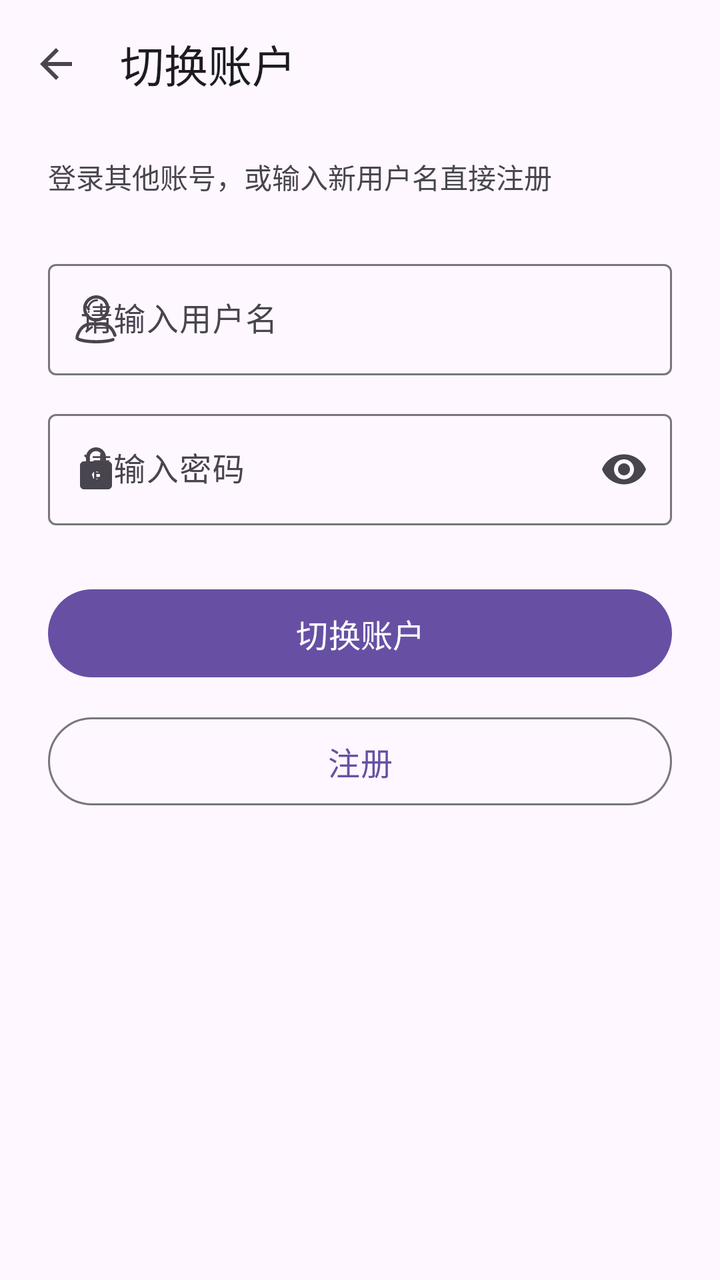
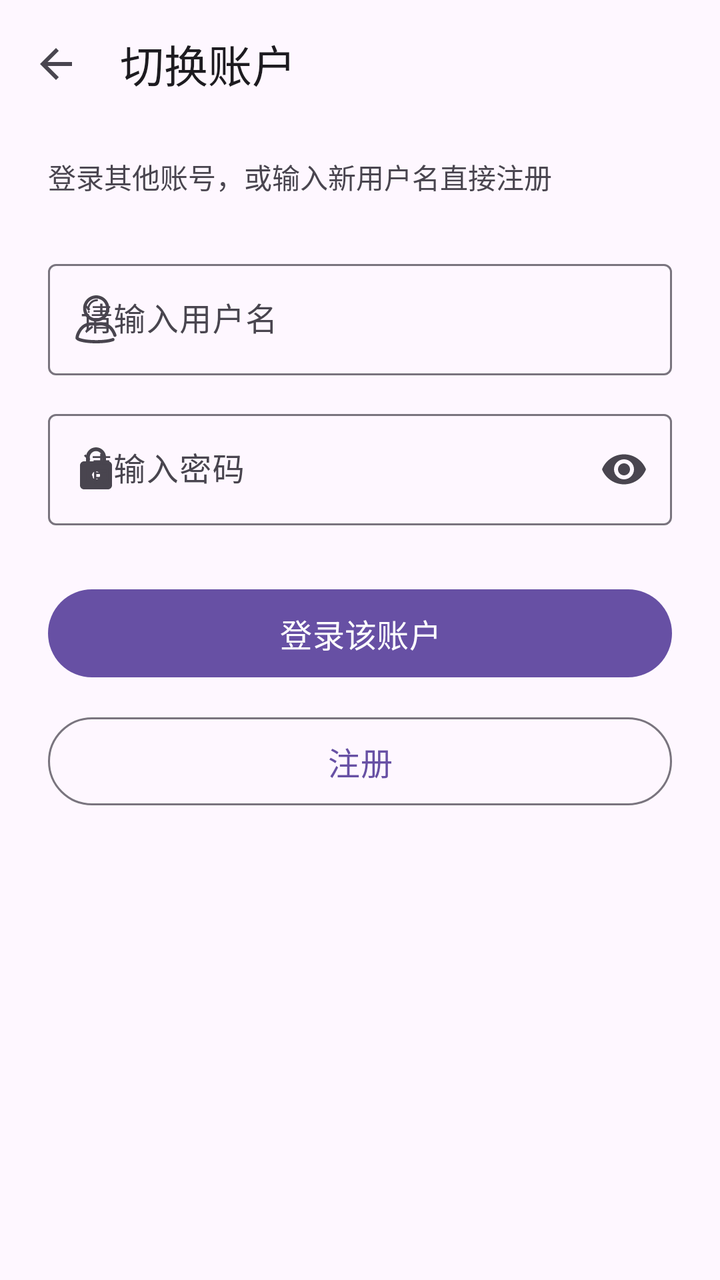

Compare the two renders of this Android layout. The source of the first and the diff that turns it into the second are given below.
<!-- AndroidManifest.xml: application theme Theme.MyProject -->
<!-- res/layout/activity_change_account.xml -->
<?xml version="1.0" encoding="utf-8"?>
<LinearLayout xmlns:android="http://schemas.android.com/apk/res/android"
    xmlns:app="http://schemas.android.com/apk/res-auto"
    xmlns:tools="http://schemas.android.com/tools"
    android:layout_width="match_parent"
    android:layout_height="match_parent"
    android:background="?attr/colorSurface"
    android:fitsSystemWindows="true"
    android:orientation="vertical"
    tools:context=".ui.activity.ChangeAccountActivity">

    
    <com.google.android.material.appbar.MaterialToolbar
        android:id="@+id/toolbar"
        android:layout_width="match_parent"
        android:layout_height="?attr/actionBarSize"
        app:navigationIcon="?attr/homeAsUpIndicator"
        app:title="@string/change_account"/>

    <ScrollView
        android:id="@+id/main"
        android:layout_width="match_parent"
        android:layout_height="0dp"
        android:layout_weight="1"
        android:fillViewport="true">

        <LinearLayout
            android:layout_width="match_parent"
            android:layout_height="wrap_content"
            android:orientation="vertical"
            android:paddingStart="24dp"
            android:paddingTop="8dp"
            android:paddingEnd="24dp"
            android:paddingBottom="32dp">

            

            <TextView
                android:layout_width="match_parent"
                android:layout_height="wrap_content"
                android:layout_marginTop="6dp"
                android:text="@string/change_account_subtitle"
                android:textColor="?attr/colorOnSurfaceVariant"
                android:textSize="14sp" />

            
            <com.google.android.material.textfield.TextInputLayout
                android:id="@+id/username_layout"
                style="@style/Widget.Material3.TextInputLayout.OutlinedBox"
                android:layout_width="match_parent"
                android:layout_height="wrap_content"
                android:layout_marginTop="28dp"
                android:hint="@string/username_hint"
                app:startIconDrawable="@drawable/ic_person"
                app:startIconTint="?attr/colorOnSurfaceVariant">

                <com.google.android.material.textfield.TextInputEditText
                    android:id="@+id/username_et"
                    android:layout_width="match_parent"
                    android:layout_height="wrap_content"
                    android:inputType="text"
                    android:maxLines="1" />
            </com.google.android.material.textfield.TextInputLayout>

            
            <com.google.android.material.textfield.TextInputLayout
                android:id="@+id/password_layout"
                style="@style/Widget.Material3.TextInputLayout.OutlinedBox"
                android:layout_width="match_parent"
                android:layout_height="wrap_content"
                android:layout_marginTop="14dp"
                android:hint="@string/password_hint"
                app:endIconMode="password_toggle"
                app:startIconDrawable="@drawable/ic_lock"
                app:startIconTint="?attr/colorOnSurfaceVariant">

                <com.google.android.material.textfield.TextInputEditText
                    android:id="@+id/password_et"
                    android:layout_width="match_parent"
                    android:layout_height="wrap_content"
                    android:imeOptions="actionDone"
                    android:inputType="textPassword"
                    android:maxLines="1" />
            </com.google.android.material.textfield.TextInputLayout>

            
            <com.google.android.material.button.MaterialButton
                android:id="@+id/change_account_bt"
                android:layout_width="match_parent"
                android:layout_height="52dp"
                android:layout_marginTop="28dp"
                android:text="@string/change_account"
                android:textSize="16sp"
                app:cornerRadius="26dp" />

            
            <com.google.android.material.button.MaterialButton
                android:id="@+id/register_bt"
                style="@style/Widget.Material3.Button.OutlinedButton"
                android:layout_width="match_parent"
                android:layout_height="52dp"
                android:layout_marginTop="12dp"
                android:text="@string/register"
                android:textSize="16sp"
                app:cornerRadius="26dp" />

        </LinearLayout>

    </ScrollView>

</LinearLayout>
<!-- resources referenced by this layout -->
<resources>
  <!-- drawable ic_lock (drawable) -->
  <vector xmlns:android="http://schemas.android.com/apk/res/android"
      android:width="24dp"
      android:height="24dp"
      android:viewportWidth="24"
      android:viewportHeight="24">
      <path
          android:fillColor="#FF000000"
          android:pathData="M18,8h-1V6c0,-2.76 -2.24,-5 -5,-5S7,3.24 7,6v2H6c-1.1,0 -2,0.9 -2,2v10c0,1.1 0.9,2 2,2h12c1.1,0 2,-0.9 2,-2V10c0,-1.1 -0.9,-2 -2,-2zM12,17c-1.1,0 -2,-0.9 -2,-2s0.9,-2 2,-2 2,0.9 2,2 -0.9,2 -2,2zM15.1,8H8.9V6c0,-1.71 1.39,-3.1 3.1,-3.1 1.71,0 3.1,1.39 3.1,3.1v2z" />
  </vector>
  <!-- drawable ic_person (drawable) -->
  <vector xmlns:android="http://schemas.android.com/apk/res/android"
      android:width="24dp"
      android:height="24dp"
      android:viewportWidth="1024"
      android:viewportHeight="1024">
      <path
          android:fillColor="#FF000000"
          android:pathData="M948.8,844c-11.4,-36.7 -31.3,-77.7 -59.6,-122.2 -68,-106.6 -199.3,-162.5 -334.1,-142.1 -24.7,3.6 -50,3.6 -75.2,-0.6 -131.8,-21.7 -261.9,32.5 -331.7,137.9 -49.4,74 -74,139.7 -74,194.4 0,74 222.7,112.6 443.1,112.6 142.1,0 285.3,-16.3 368.4,-47.6 24.7,-9 30.1,-41.5 10.2,-58.4 -9,-7.8 -21.1,-9.6 -32.5,-6 -50,18.7 -157.7,43.3 -346.1,43.3 -237.8,0 -346.8,-39.7 -374.4,-56 3.6,-39.1 24.7,-89.1 62,-145.1 55.4,-83.1 158.9,-125.8 263.7,-108.4 31.9,5.4 65,5.4 96.9,0.6 107.8,-16.3 212.5,27.1 266.1,111.4 24.7,38.5 42.1,74 51.8,104.7 3.6,11.4 12.6,19.9 24.1,22.3l1.8,0.6C934.3,891 956,868.1 948.8,844z" />
      <path
          android:fillColor="#FF000000"
          android:pathData="M516.5,558.7c154.1,0 279.3,-125.2 279.3,-279.3S670.6,0 516.5,0C363,0 237.2,125.2 237.2,279.3S363,558.7 516.5,558.7zM516.5,68c116.2,0 211.3,94.5 211.3,211.3s-94.5,211.3 -211.3,211.3c-116.2,0 -211.3,-94.5 -211.3,-211.3S400.3,68 516.5,68z" />
      <path
          android:fillColor="#FF000000"
          android:pathData="M372,368.4c-3.6,4.2 -9,6 -14.4,6 -5.4,0 -10.8,-2.4 -14.4,-6 -4.2,-4.2 -6,-9.6 -6,-15 0,-5.4 1.8,-11.4 6,-15 7.8,-7.8 21.7,-7.8 29.5,0 4.2,4.2 6,9.6 6,15C378.1,358.8 375.6,364.2 372,368.4z" />
      <path
          android:fillColor="#FF000000"
          android:pathData="M533.4,125.2c-90.9,0 -165.5,77.1 -165.5,171.6 0,12 -9,21.7 -20.5,21.7 -11.4,0 -20.5,-9.6 -20.5,-21.7 0,-118 92.7,-214.3 207.1,-214.3 11.4,0 20.5,9.6 20.5,21.7C553.8,115.6 544.8,125.2 533.4,125.2z" />
  </vector>
  <string name="change_account">切换账户</string>
  <string name="change_account_subtitle">登录其他账号，或输入新用户名直接注册</string>
  <string name="password_hint">请输入密码</string>
  <string name="register">注册</string>
  <string name="username_hint">请输入用户名</string>
  <style name="Theme.MyProject" parent="Base.Theme.MyProject" />
  <style name="Base.Theme.MyProject" parent="Theme.Material3.DayNight.NoActionBar">
          
          
      </style>
</resources>

<!-- the commit's change to res/layout/activity_change_account.xml (unified diff, before → after) -->
@@ -32,8 +32,6 @@
             android:paddingTop="8dp"
             android:paddingEnd="24dp"
             android:paddingBottom="32dp">
-
-            
 
             <TextView
                 android:layout_width="match_parent"
@@ -89,7 +87,7 @@
                 android:layout_width="match_parent"
                 android:layout_height="52dp"
                 android:layout_marginTop="28dp"
-                android:text="@string/change_account"
+                android:text="@string/login_in_this_account"
                 android:textSize="16sp"
                 app:cornerRadius="26dp" />
 
<!-- resource entries referenced after the edit -->
@@ -31,6 +31,7 @@
   </vector>
   <string name="change_account">切换账户</string>
   <string name="change_account_subtitle">登录其他账号，或输入新用户名直接注册</string>
+  <string name="login_in_this_account">登录该账户</string>
   <string name="password_hint">请输入密码</string>
   <string name="register">注册</string>
   <string name="username_hint">请输入用户名</string>
